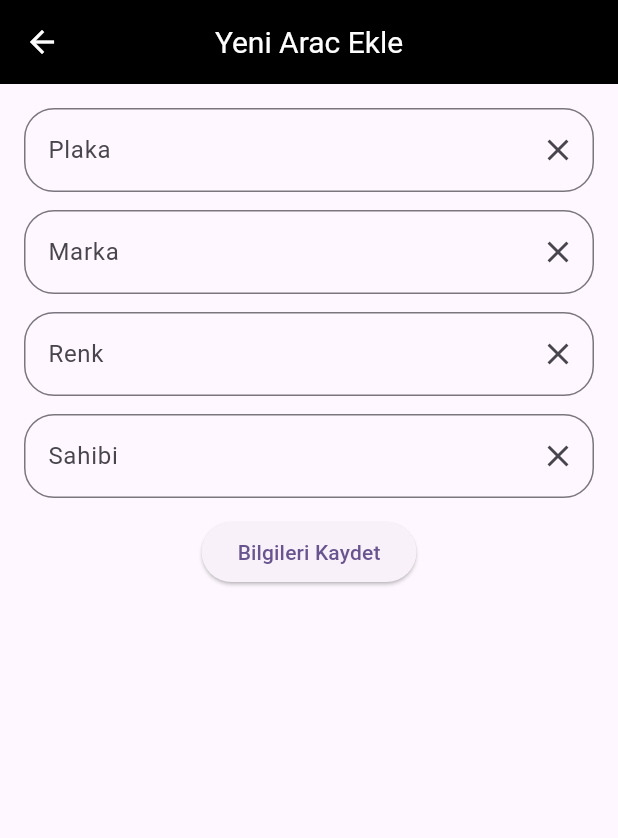
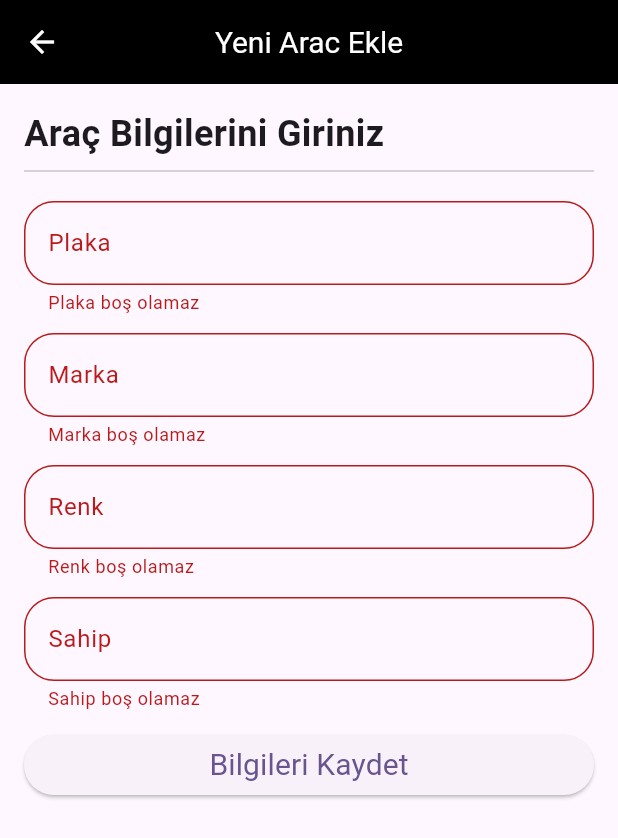
Before and after one commit to burakkizilay46/plaka_sorgu, a Flutter app: the AddNewCarPage screen opened directly, after a tap on "Bilgileri Kaydet", on a phone screen of 412 x 824 dp. Shown: the top 838 px of the screen. Run offline on Flutter 3.47's test engine with Material 3 defaults, Android fonts, the phone set to English and light mode, and no system bars.

```diff
--- a/lib/pages/add_new_car_page.dart
+++ b/lib/pages/add_new_car_page.dart
@@ -1,16 +1,17 @@
+// ignore_for_file: public_member_api_docs, sort_constructors_first
 import 'package:flutter/material.dart';
-import 'package:plaka_sorgu/components/custom_text_field.dart';
+
 import 'package:plaka_sorgu/extensions/context_extensions.dart';
+import 'package:plaka_sorgu/model/car_model.dart';
 
 class AddNewCarPage extends StatelessWidget {
-  const AddNewCarPage({super.key});
+  AddNewCarPage({super.key});
+
+  final formKey = GlobalKey<FormState>();
 
   @override
   Widget build(BuildContext context) {
-    TextEditingController plateController = TextEditingController();
-    TextEditingController brandController = TextEditingController();
-    TextEditingController colorController = TextEditingController();
-    TextEditingController pownerController = TextEditingController();
+    final Car newCar = Car();
     return Scaffold(
       appBar: AppBar(
         backgroundColor: context.appBlack,
@@ -22,19 +23,68 @@ class AddNewCarPage extends StatelessWidget {
         child: Container(
           padding: context.appPadding,
           child: Form(
-            child: Column(
+            key: formKey,
+            child: ListView(
               children: [
-                CustomTextField(labelText: 'Plaka', controller: plateController),
+                Text('Araç Bilgilerini Giriniz', style: context.bigTextStyle),
+                Divider(),
+                SizedBox(height: 12),
+                TextFormField(
+                    decoration: InputDecoration(
+                        label: Text('Plaka'), border: OutlineInputBorder(borderRadius: BorderRadius.circular(20))),
+                    validator: (value) {
+                      if (value!.isEmpty) {
+                        return 'Plaka boş olamaz';
+                      }
+                      return null;
+                    },
+                    onSaved: (value) => newCar.plate = value),
                 Padding(
-                  padding: const EdgeInsets.symmetric(vertical: 12),
-                  child: CustomTextField(labelText: 'Marka', controller: brandController),
+                  padding: EdgeInsets.symmetric(vertical: 12),
+                  child: TextFormField(
+                      decoration: InputDecoration(
+                          label: Text('Marka'), border: OutlineInputBorder(borderRadius: BorderRadius.circular(20))),
+                      validator: (value) {
+                        if (value!.isEmpty) {
+                          return 'Marka boş olamaz';
+                        }
+                        return null;
+                      },
+                      onSaved: (value) => newCar.brand = value),
                 ),
-                CustomTextField(labelText: 'Renk', controller: colorController),
+                TextFormField(
+                    decoration: InputDecoration(
+                        label: Text('Renk'), border: OutlineInputBorder(borderRadius: BorderRadius.circular(20))),
+                    validator: (value) {
+                      if (value!.isEmpty) {
+                        return 'Renk boş olamaz';
+                      }
+                      return null;
+                    },
+                    onSaved: (value) => newCar.color = value),
                 Padding(
-                  padding: const EdgeInsets.symmetric(vertical: 12),
-                  child: CustomTextField(labelText: 'Sahibi', controller: pownerController),
-                ),
-                ElevatedButton(onPressed: () {}, child: const Text('Bilgileri Kaydet'))
+                    padding: EdgeInsets.symmetric(vertical: 12),
+                    child: TextFormField(
+                        decoration: InputDecoration(
+                            label: Text('Sahip'), border: OutlineInputBorder(borderRadius: BorderRadius.circular(20))),
+                        validator: (value) {
+                          if (value!.isEmpty) {
+                            return 'Sahip boş olamaz';
+                          }
+                          return null;
+                        },
+                        onSaved: (value) => newCar.owner = value)),
+                ElevatedButton(
+                    onPressed: () {
+                      if (formKey.currentState?.validate() ?? false) {
+                        formKey.currentState?.save();
+                        print(newCar.toMap());
+                      }
+                    },
+                    child: Text(
+                      'Bilgileri Kaydet',
+                      style: context.normalTextStyle,
+                    ))
               ],
             ),
           ),
--- a/lib/pages/home_page.dart
+++ b/lib/pages/home_page.dart
@@ -11,7 +11,7 @@ class HomePage extends StatelessWidget {
 
   @override
   Widget build(BuildContext context) {
-    TextEditingController _searchController = TextEditingController();
+    TextEditingController searchController = TextEditingController();
     List<Car> cars = [Car(id: 1, plate: '31R0301', brand: 'Ford Focus', color: 'Gümüş Gri', owner: 'Polis Mustafa')];
     return Scaffold(
       floatingActionButton: FloatingActionButton(
@@ -36,7 +36,7 @@ class HomePage extends StatelessWidget {
               Flexible(
                 flex: 2,
                 child: CustomTextField(
-                  controller: _searchController,
+                  controller: searchController,
                   labelText: 'Plaka Ara',
                 ),
               ),
@@ -67,7 +67,7 @@ class CarInfoCustomCard extends StatelessWidget {
   @override
   Widget build(BuildContext context) {
     return Card(
-      key: ValueKey(1),
+      key: const ValueKey(1),
       child: Column(children: [
         Text(
           '${car.plate}',
@@ -76,7 +76,7 @@ class CarInfoCustomCard extends StatelessWidget {
         Visibility(
             child: Column(
           children: [
-            Divider(),
+            const Divider(),
             Text(
               '${car.owner}',
               style: context.normalTextStyle,
```
